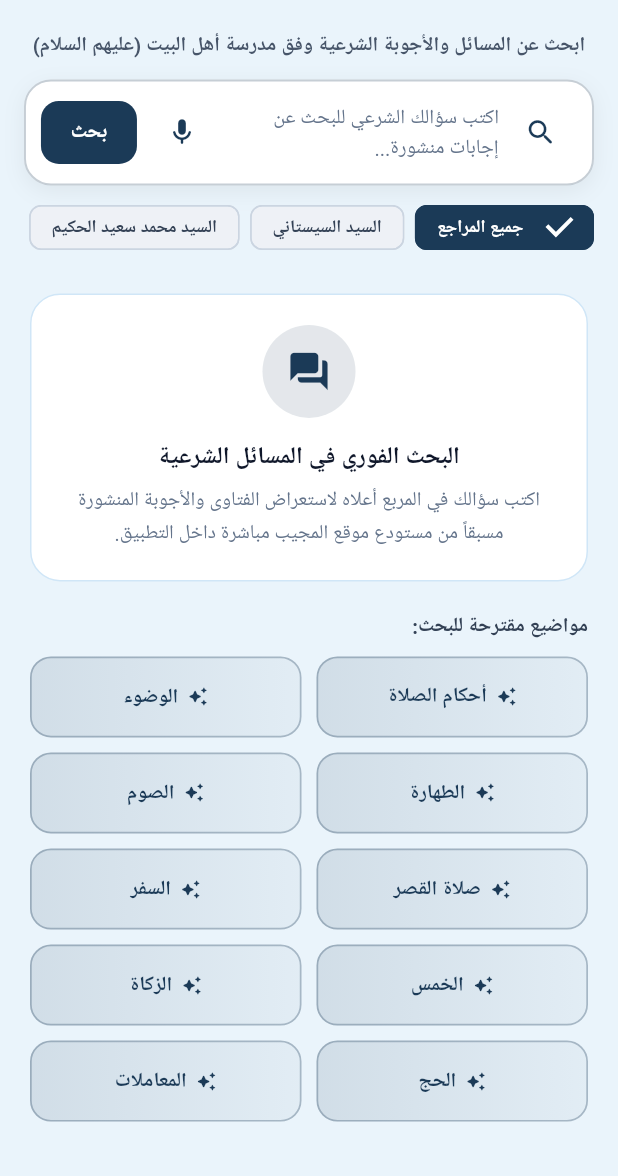
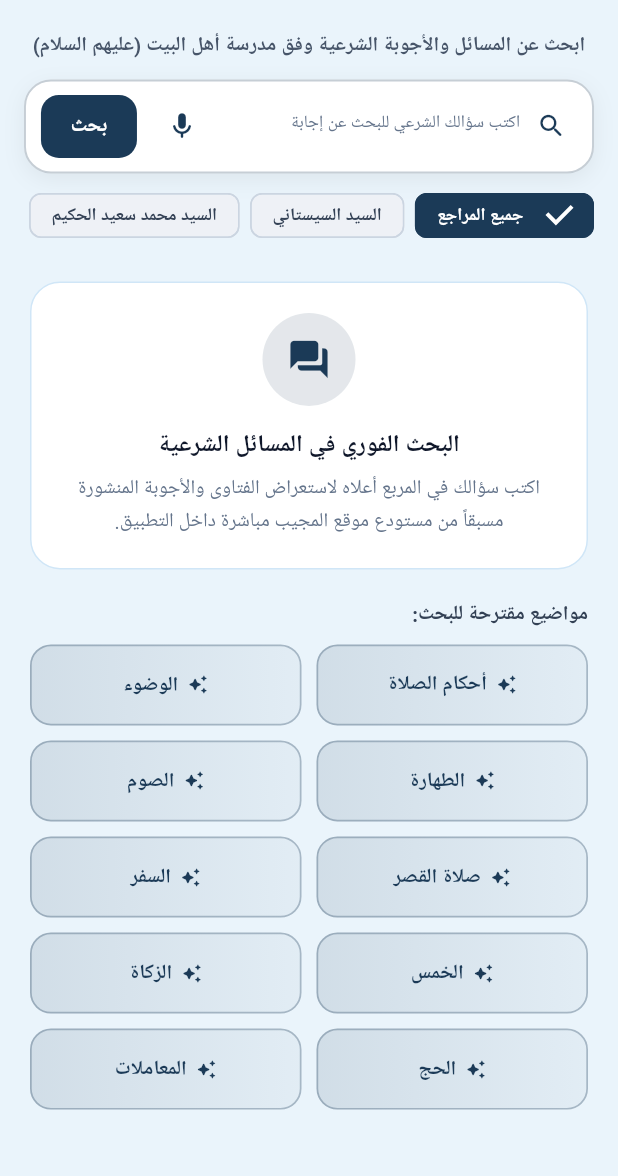
Before and after one commit to moshraheem-sudo/Noor-Al-Atra-, a Flutter app: the ShariaSearchScreen screen opened directly, on a phone screen of 412 x 824 dp, the part 60-1236 px from its top. Run offline on Flutter 3.47's test engine with Material 3 defaults, Android fonts, the phone set to English and light mode, and no system bars; our stand-ins replace audioplayers, cached_network_image, flutter_local_notifications, geolocator, sensors_plus, share_plus and 4 more; accounts and stored records are empty; network calls fail; Roboto replaces fonts that are missing (Cairo); statements that could not run were skipped.

Commit message:
Release v5.72.0: Justify Almojib answers and calendar events, clean single-line search hint

```diff
--- a/lib/features/sharia_inquiries/screens/sharia_answer_screen.dart
+++ b/lib/features/sharia_inquiries/screens/sharia_answer_screen.dart
@@ -189,6 +189,7 @@ class _ShariaAnswerScreenState extends State<ShariaAnswerScreen> {
                   if (widget.item.title.isNotEmpty) ...[
                     Text(
                       widget.item.title,
+                      textAlign: TextAlign.justify,
                       style: TextStyle(
                         fontSize: _fontSize + 0.5,
                         fontWeight: FontWeight.bold,
@@ -200,6 +201,7 @@ class _ShariaAnswerScreenState extends State<ShariaAnswerScreen> {
                       const SizedBox(height: 8),
                       SelectableText(
                         widget.item.question,
+                        textAlign: TextAlign.justify,
                         style: TextStyle(
                           fontSize: _fontSize - 0.5,
                           height: 1.75,
@@ -254,6 +256,7 @@ class _ShariaAnswerScreenState extends State<ShariaAnswerScreen> {
                   const Divider(height: 22),
                   SelectableText(
                     widget.item.answer,
+                    textAlign: TextAlign.justify,
                     style: TextStyle(
                       fontSize: _fontSize,
                       height: 1.85,
--- a/lib/features/sharia_inquiries/widgets/sharia_result_card.dart
+++ b/lib/features/sharia_inquiries/widgets/sharia_result_card.dart
@@ -78,6 +78,7 @@ class ShariaResultCard extends StatelessWidget {
                 const SizedBox(height: 6),
                 Text(
                   item.question,
+                  textAlign: TextAlign.justify,
                   maxLines: 2,
                   overflow: TextOverflow.ellipsis,
                   style: TextStyle(
@@ -102,6 +103,7 @@ class ShariaResultCard extends StatelessWidget {
                 ),
                 child: Text(
                   item.answer,
+                  textAlign: TextAlign.justify,
                   maxLines: 4,
                   overflow: TextOverflow.ellipsis,
                   style: TextStyle(
--- a/lib/features/sharia_inquiries/widgets/sharia_search_field.dart
+++ b/lib/features/sharia_inquiries/widgets/sharia_search_field.dart
@@ -62,17 +62,19 @@ class ShariaSearchField extends StatelessWidget {
                 color: isDark ? Colors.white : const Color(0xFF0F172A),
               ),
               decoration: InputDecoration(
-                hintText: 'اكتب سؤالك الشرعي للبحث عن إجابات منشورة...',
+                hintText: 'اكتب سؤالك الشرعي للبحث عن إجابة',
+                hintMaxLines: 1,
                 hintStyle: TextStyle(
-                  fontSize: 13.5,
+                  fontSize: 11.5,
                   color: isDark ? Colors.white54 : const Color(0xFF64748B),
                 ),
                 border: InputBorder.none,
-                contentPadding: const EdgeInsets.symmetric(horizontal: 8, vertical: 8),
+                contentPadding: const EdgeInsets.symmetric(horizontal: 4, vertical: 10),
+                prefixIconConstraints: const BoxConstraints(minWidth: 34, minHeight: 34),
                 prefixIcon: Icon(
                   Icons.search_rounded,
                   color: accent,
-                  size: 22,
+                  size: 20,
                 ),
                 suffixIcon: isLoading
                     ? null
--- a/lib/screens/calendar_screen.dart
+++ b/lib/screens/calendar_screen.dart
@@ -434,6 +434,7 @@ class _CalendarScreenState extends State<CalendarScreen> {
                               Expanded(
                                 child: Text(
                                   '${HijriDateService.toArabicDigits(ev.day)} $monthName - ${ev.name}',
+                                  textAlign: TextAlign.justify,
                                   style: TextStyle(
                                     fontSize: 13.5,
                                     fontWeight: isSelectedDayEvent ? FontWeight.w800 : FontWeight.w600,
--- a/lib/services/app_update_service.dart
+++ b/lib/services/app_update_service.dart
@@ -8,7 +8,7 @@ import 'package:url_launcher/url_launcher.dart';
 import 'app_notification_service.dart';
 
 class AppUpdateService {
-  static const String currentVersion = '5.71.0';
+  static const String currentVersion = '5.72.0';
 
   // 1️⃣ مستودع التحديثات الرئيسي لتطبيق نور العترة
   static const String primaryRepoUrl = 'https://github.com/moshraheem-sudo/Noor-Al-Atra-';
--- a/pubspec.yaml
+++ b/pubspec.yaml
@@ -1,7 +1,7 @@
 name: flutter_noor_alatra
 description: "تطبيق نور العترة - مواقيت الصلاة وفق مركز الكفيل، القرآن الكريم، الأدعية والزيارات والصوتيات، مسبحة الزهراء، القبلة، عداد الركعات"
 publish_to: 'none'
-version: 5.71.0+571
+version: 5.72.0+572
 
 environment:
   sdk: '>=3.0.0 <4.0.0'
```
Also changed, not shown: 1 other file.
